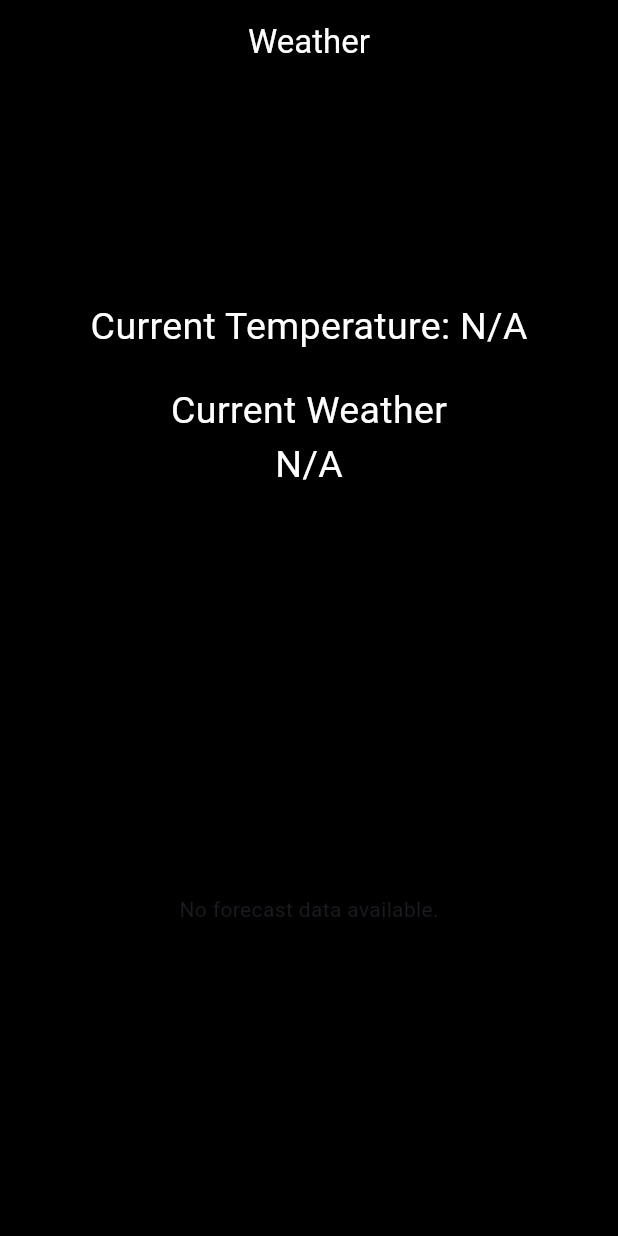
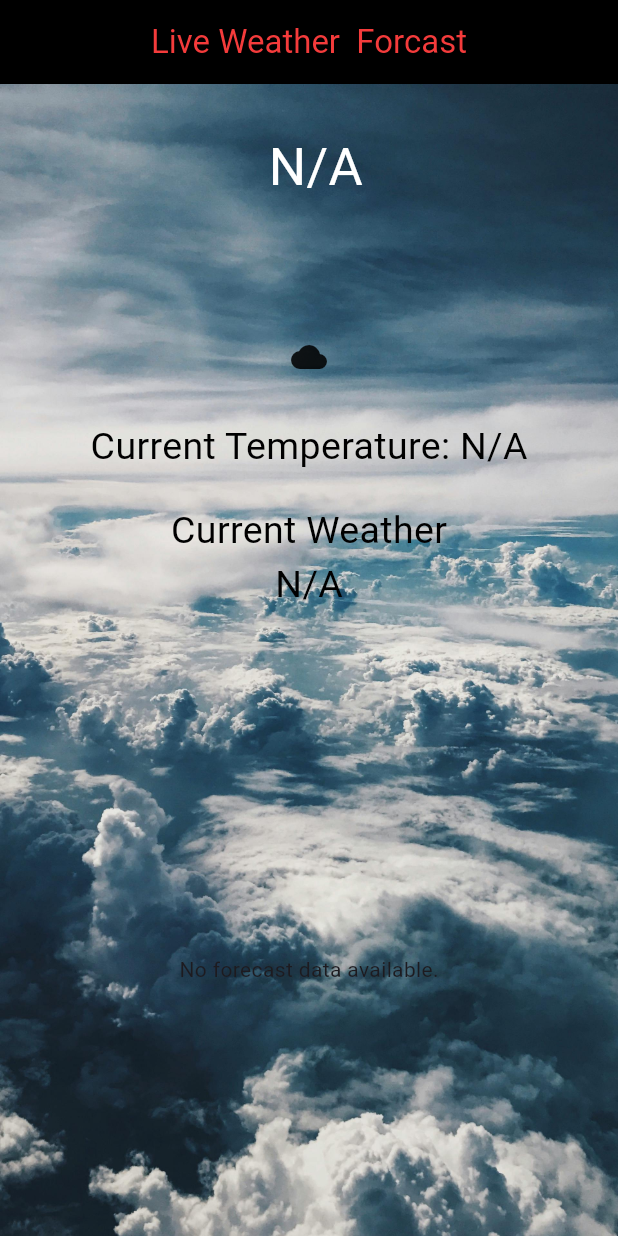
Before and after one commit to maduzan/Api_WeatherApp, a Flutter app: the screen it shows after launch, on a phone screen of 412 x 824 dp. Run offline on Flutter 3.47's test engine with Material 3 defaults, Android fonts, the phone set to English and light mode, and no system bars; our stand-ins replace geolocator, permission_handler; network calls fail.

Commit message:
Small changes

```diff
--- a/WeatherApp/lib/presentation/pages/home.dart
+++ b/WeatherApp/lib/presentation/pages/home.dart
@@ -1,5 +1,6 @@
 import 'package:flutter/material.dart';
 import 'package:flutter_application_1/presentation/providers/pproviders.dart';
+import 'package:permission_handler/permission_handler.dart';
 import 'package:provider/provider.dart';
 import 'package:geolocator/geolocator.dart';
 
@@ -16,11 +17,11 @@ class _HomeState extends State<Home> {
     super.initState();
 
     // Fetch the weather data when the widget is initialized
-    WidgetsBinding.instance.addPostFrameCallback((_) {
+    WidgetsBinding.instance.addPostFrameCallback((_) async {
       final weatherProvider =
           Provider.of<WeatherProvider>(context, listen: false);
       weatherProvider.fetchWeather(6.04, 80.22);
-      fetchWeatherWithCurrentLocation(weatherProvider);
+      _fetchWeatherWithCurrentLocation(weatherProvider);
     });
   }
 
@@ -28,42 +29,54 @@ class _HomeState extends State<Home> {
   Widget build(BuildContext context) {
     final weatherProvider =
         Provider.of<WeatherProvider>(context, listen: false);
-    return Scaffold(
-      backgroundColor: Colors.black,
+    return Container(
+      decoration: const BoxDecoration(
+        image: DecorationImage(
+          image: AssetImage('images/weather.jpg'),
+          fit: BoxFit.cover,
+          opacity: 130,
+        ),
+      ),
+      child: Scaffold(
+        backgroundColor: Colors.transparent,
         appBar: AppBar(
             backgroundColor: Colors.black,
             title: Center(
                 child: Text(
-            'Weather',
-            style: TextStyle(color: Colors.white),
+              'Live Weather  Forcast',
+              style: TextStyle(color: const Color.fromARGB(255, 244, 59, 59)),
             ))),
         body: Column(
           children: [
-          SizedBox(height: 90),
+            const SizedBox(height: 30),
+            Text(
+              ' ${weatherProvider.currentWeather?.location ?? "N/A"}',
+              style: const TextStyle(fontSize: 35, color: Colors.white),
+            ),
+            const SizedBox(height: 90),
             Image.network(
-            weatherProvider.currentWeather?.icon ??
-                'https://yourdefaulticonurl.com/default.png',
+              weatherProvider.currentWeather?.icon ?? '',
               errorBuilder: (context, error, stackTrace) {
                 return Icon(
                     Icons.cloud); // Show a default icon in case of an error
               },
             ),
-          SizedBox(height: 30),
+            const SizedBox(height: 30),
             Text(
               'Current Temperature: ${weatherProvider.currentWeather?.temperature ?? "N/A"}',
-            style: TextStyle(fontSize: 25, color: Colors.white),
+              style: TextStyle(fontSize: 25, color: Colors.black),
             ),
-          SizedBox(height: 20),
-          Center(
+            const SizedBox(height: 20),
+            const Center(
               child: Text('Current Weather',
-                style: TextStyle(fontSize: 25, color: Colors.white)),
+                  style: TextStyle(fontSize: 25, color: Colors.black)),
             ),
             Center(
               child: Text(
                   '${weatherProvider.currentWeather?.weatherDescription ?? "N/A"}',
-                style: TextStyle(fontSize: 25, color: Colors.white)),
+                  style: const TextStyle(fontSize: 25, color: Colors.black)),
             ),
-          SizedBox(height: 60),
+            const SizedBox(height: 60),
             Flexible(
               child: weatherProvider.hourlyForecast.isNotEmpty
                   ? ListView.builder(
@@ -77,57 +90,47 @@ class _HomeState extends State<Home> {
                             children: [
                               Text(
                                 '${weather.temperature}°C',
-                              style:
-                                  TextStyle(color: Colors.white, fontSize: 35),
+                                style: const TextStyle(
+                                    color: Colors.black, fontSize: 35),
                               ),
                               Text(
                                 weather.weatherDescription,
-                              style:
-                                  TextStyle(color: Colors.white, fontSize: 35),
+                                style: const TextStyle(
+                                    color: Colors.black, fontSize: 35),
                               ),
                             ],
                           ),
                         );
                       },
                     )
-                : Center(
+                  : const Center(
                       child: Text("No forecast data available."),
                     ),
             ),
           ],
         ),
+      ),
     );
   }
 
-  void fetchWeatherWithCurrentLocation(WeatherProvider weatherProvider) async {
+  void _fetchWeatherWithCurrentLocation(WeatherProvider weatherProvider) async {
     try {
-      await checkLocationSettings();
+      await requestLocationPermission();
       Position position = await Geolocator.getCurrentPosition(
         desiredAccuracy: LocationAccuracy.high,
       );
+      print('Latitude: ${position.latitude}');
+      print('Longitude: ${position.longitude}');
       await weatherProvider.fetchWeather(position.latitude, position.longitude);
     } catch (e) {
       print('Error getting location: $e');
     }
   }
-
-  Future<void> checkLocationSettings() async {
-    bool isLocationServiceEnabled = await Geolocator.isLocationServiceEnabled();
-    if (!isLocationServiceEnabled) {
-      // Prompt user to enable location services
-      print('Please enable location services.');
-      return;
 }
 
-    LocationPermission permission = await Geolocator.checkPermission();
-    if (permission == LocationPermission.denied) {
-      permission = await Geolocator.requestPermission();
-      if (permission != LocationPermission.whileInUse &&
-          permission != LocationPermission.always) {
-        // Handle the case where the user denies the location permission
-        print('Location permission is denied.');
-        return;
+Future<void> requestLocationPermission() async {
+  var status = await Permission.location.status;
+  if (!status.isGranted) {
+    await Permission.location.request();
   }
 }
-  }
-}
--- a/WeatherApp/pubspec.yaml
+++ b/WeatherApp/pubspec.yaml
@@ -38,6 +38,7 @@ dependencies:
   http: ^1.2.2
   geolocator: ^10.0.0
   provider: ^6.1.2
+  permission_handler: ^11.3.1
 
 
 dev_dependencies:
@@ -63,8 +64,8 @@ flutter:
   uses-material-design: true
 
   # To add assets to your application, add an assets section, like this:
-  # assets:
-  #   - images/a_dot_burr.jpeg
+  assets:
+  - images/
   #   - images/a_dot_ham.jpeg
 
   # An image asset can refer to one or more resolution-specific "variants", see
```
Also changed, not shown: WeatherApp/images/weather.jpg (added), WeatherApp/pubspec.lock, 5 other files. Lines whose indentation alone changed are shown as unchanged.
